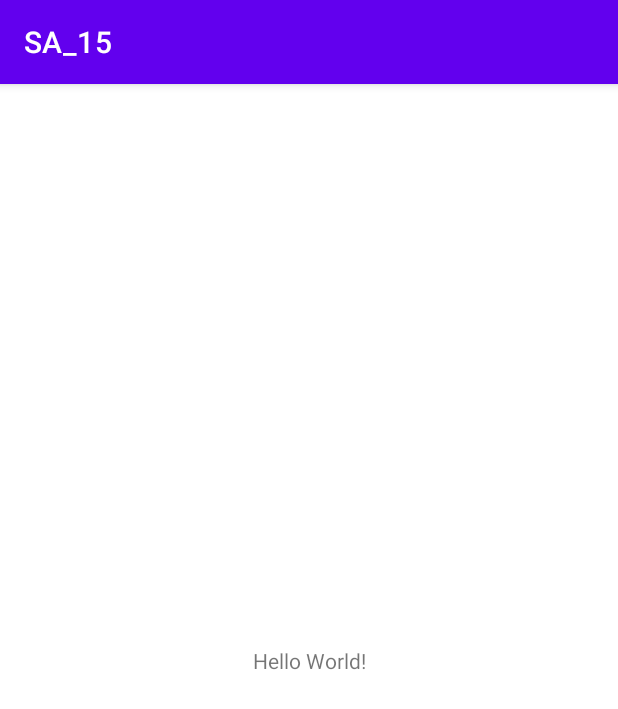
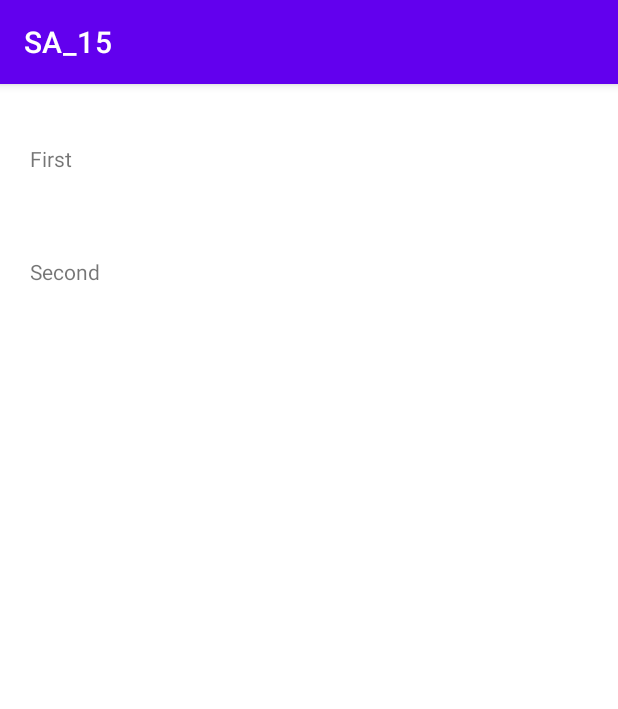
Before and after one commit to Ashwagandha-coder/example_contextMenu, an Android app: the screen it shows after launch (MainActivity), on a phone screen of 412 x 824 dp. Shown: the top 709 px of the screen. Run offline under Robolectric (Android 15) with nearby library versions, the phone set to English and light mode, and no system bars.

Commit message:
layout done

```diff
--- a/app/src/main/res/layout/activity_main.xml
+++ b/app/src/main/res/layout/activity_main.xml
@@ -1,19 +1,31 @@
 <?xml version="1.0" encoding="utf-8"?>
-<androidx.constraintlayout.widget.ConstraintLayout
+<RelativeLayout
     xmlns:android="http://schemas.android.com/apk/res/android"
-    xmlns:app="http://schemas.android.com/apk/res-auto"
     xmlns:tools="http://schemas.android.com/tools"
     android:layout_width="match_parent"
     android:layout_height="match_parent"
     tools:context=".MainActivity">
 
     <TextView
+        android:id="@+id/tv_first"
+        android:layout_width="91dp"
+        android:layout_height="wrap_content"
+        android:layout_marginTop="20dp"
+        android:padding="20dp"
+        android:text="@string/tv_first">
+
+    </TextView>
+
+    <TextView
+        android:id="@+id/tv_second"
         android:layout_width="wrap_content"
         android:layout_height="wrap_content"
-        android:text="Hello World!"
-        app:layout_constraintBottom_toBottomOf="parent"
-        app:layout_constraintEnd_toEndOf="parent"
-        app:layout_constraintStart_toStartOf="parent"
-        app:layout_constraintTop_toTopOf="parent" />
+        android:text="@string/tv_second"
+        android:layout_below="@+id/tv_first"
+        android:layout_marginTop="@dimen/marginTop_tv_second"
+        android:padding="20dp">
 
-</androidx.constraintlayout.widget.ConstraintLayout>
+    </TextView>
+
+
+</RelativeLayout>
--- /dev/null
+++ b/app/src/main/res/values/dimens.xml
@@ -0,0 +1,4 @@
+<?xml version="1.0" encoding="utf-8"?>
+<resources>
+    <dimen name="marginTop_tv_second">16dp</dimen>
+</resources>
--- a/app/src/main/res/values/strings.xml
+++ b/app/src/main/res/values/strings.xml
@@ -1,3 +1,5 @@
 <resources>
     <string name="app_name">SA_15</string>
+    <string name="tv_first">First</string>
+    <string name="tv_second">Second</string>
 </resources>
```
